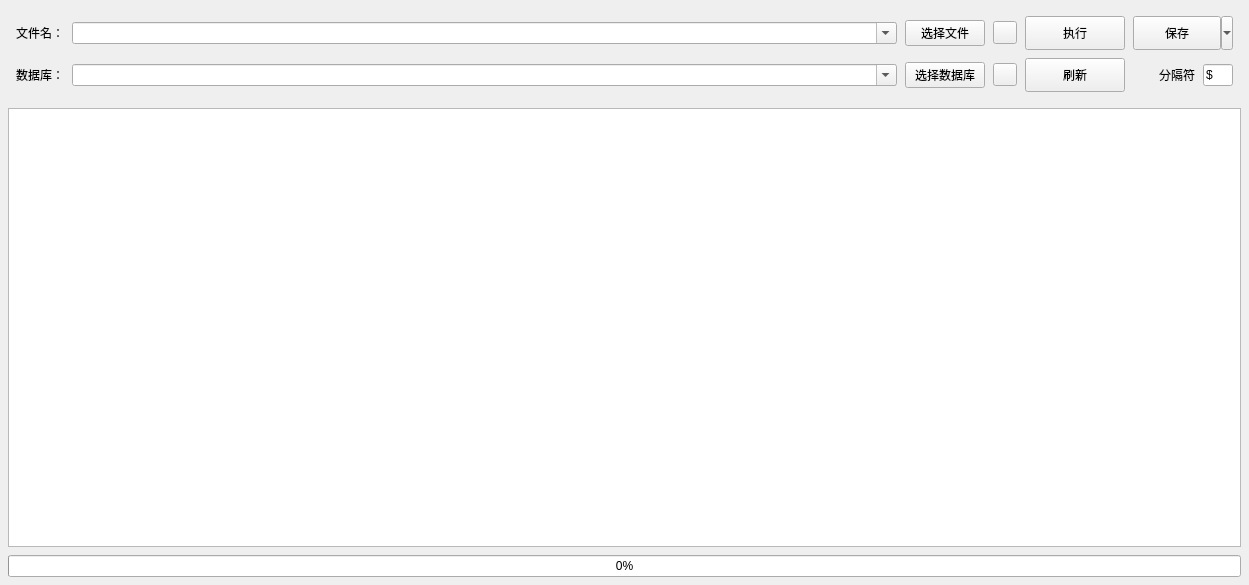
Above: wCreateDB.ui from MrLoo1/QT-SQLiteStudio before the change. Below: the same form after it.
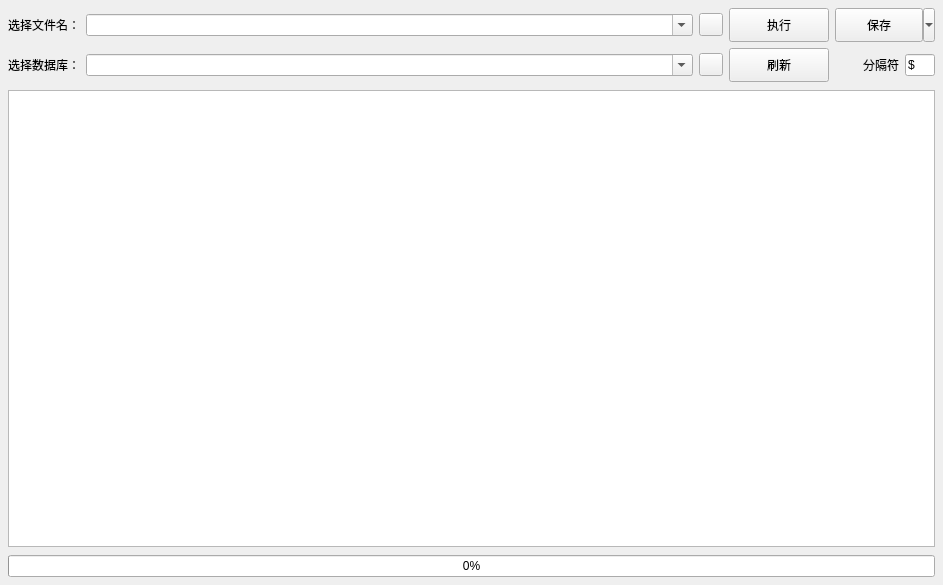
That is the form after the change.

The edit to the form file:
```diff
--- a/wCreateDB.ui
+++ b/wCreateDB.ui
@@ -6,7 +6,7 @@
    <rect>
     <x>0</x>
     <y>0</y>
-    <width>1249</width>
+    <width>943</width>
     <height>585</height>
    </rect>
   </property>
@@ -39,35 +39,28 @@
      </property>
      <layout class="QGridLayout" name="gridLayout_3">
       <property name="leftMargin">
-       <number>8</number>
+       <number>0</number>
       </property>
       <property name="topMargin">
-       <number>8</number>
+       <number>0</number>
       </property>
       <property name="rightMargin">
-       <number>8</number>
+       <number>0</number>
       </property>
       <property name="bottomMargin">
-       <number>8</number>
+       <number>0</number>
       </property>
       <property name="spacing">
-       <number>8</number>
+       <number>6</number>
       </property>
-      <item row="0" column="2">
-       <widget class="QPushButton" name="btnSelectSqlFile">
+      <item row="0" column="0">
+       <widget class="QLabel" name="lbSqlFile">
         <property name="text">
-         <string>选择文件</string>
+         <string>选择文件名：</string>
         </property>
        </widget>
       </item>
-      <item row="1" column="2">
-       <widget class="QPushButton" name="btnSelectCreateDB">
-        <property name="text">
-         <string>选择数据库</string>
-        </property>
-       </widget>
-      </item>
-      <item row="1" column="5">
+      <item row="1" column="4">
        <widget class="QLabel" name="lbSplitChar">
         <property name="text">
          <string>分隔符</string>
@@ -77,7 +70,17 @@
         </property>
        </widget>
       </item>
-      <item row="0" column="5" colspan="2">
+      <item row="0" column="2">
+       <widget class="QToolButton" name="btnSelectSqlFile">
+        <property name="toolTip">
+         <string>清空最新打开的SQL文件列表</string>
+        </property>
+        <property name="text">
+         <string/>
+        </property>
+       </widget>
+      </item>
+      <item row="0" column="4" colspan="2">
        <widget class="QToolButton" name="btnSave">
         <property name="enabled">
          <bool>true</bool>
@@ -102,8 +105,8 @@
         </property>
        </widget>
       </item>
-      <item row="1" column="3">
-       <widget class="QToolButton" name="btnClearCreateDB">
+      <item row="1" column="2">
+       <widget class="QToolButton" name="btnSelectCreateDB">
         <property name="toolTip">
          <string>清空最新打开的数据库文件列表</string>
         </property>
@@ -112,55 +115,23 @@
         </property>
        </widget>
       </item>
-      <item row="0" column="3">
-       <widget class="QToolButton" name="btnClearSqlFile">
-        <property name="toolTip">
-         <string>清空最新打开的SQL文件列表</string>
+      <item row="1" column="1">
+       <widget class="QComboBox" name="cbCreateDB">
+        <property name="sizePolicy">
+         <sizepolicy hsizetype="Expanding" vsizetype="Fixed">
+          <horstretch>0</horstretch>
+          <verstretch>0</verstretch>
+         </sizepolicy>
         </property>
-        <property name="text">
-         <string/>
+        <property name="editable">
+         <bool>true</bool>
         </property>
-       </widget>
-      </item>
-      <item row="0" column="4">
-       <widget class="QPushButton" name="btnExec">
-        <property name="minimumSize">
-         <size>
-          <width>100</width>
-          <height>34</height>
-         </size>
+        <property name="maxVisibleItems">
+         <number>30</number>
         </property>
-        <property name="maximumSize">
-         <size>
-          <width>100</width>
-          <height>34</height>
-         </size>
-        </property>
-        <property name="text">
-         <string>执行</string>
-        </property>
        </widget>
       </item>
-      <item row="1" column="4">
-       <widget class="QPushButton" name="btnRefresh">
-        <property name="minimumSize">
-         <size>
-          <width>100</width>
-          <height>34</height>
-         </size>
-        </property>
-        <property name="maximumSize">
-         <size>
-          <width>100</width>
-          <height>34</height>
-         </size>
-        </property>
-        <property name="text">
-         <string>刷新</string>
-        </property>
-       </widget>
-      </item>
-      <item row="1" column="6">
+      <item row="1" column="5">
        <widget class="QLineEdit" name="edSplitChar">
         <property name="minimumSize">
          <size>
@@ -194,49 +165,64 @@
         </property>
        </widget>
       </item>
-      <item row="1" column="1">
-       <widget class="QComboBox" name="cbCreateDB">
-        <property name="sizePolicy">
-         <sizepolicy hsizetype="Expanding" vsizetype="Fixed">
-          <horstretch>0</horstretch>
-          <verstretch>0</verstretch>
-         </sizepolicy>
+      <item row="0" column="3">
+       <widget class="QPushButton" name="btnExec">
+        <property name="minimumSize">
+         <size>
+          <width>100</width>
+          <height>34</height>
+         </size>
         </property>
-        <property name="editable">
-         <bool>true</bool>
+        <property name="maximumSize">
+         <size>
+          <width>100</width>
+          <height>34</height>
+         </size>
         </property>
-        <property name="maxVisibleItems">
-         <number>30</number>
+        <property name="text">
+         <string>执行</string>
         </property>
        </widget>
       </item>
-      <item row="0" column="1">
-       <widget class="QComboBox" name="cbSqlFile">
-        <property name="sizePolicy">
-         <sizepolicy hsizetype="Expanding" vsizetype="Fixed">
-          <horstretch>0</horstretch>
-          <verstretch>0</verstretch>
-         </sizepolicy>
+      <item row="1" column="3">
+       <widget class="QPushButton" name="btnRefresh">
+        <property name="minimumSize">
+         <size>
+          <width>100</width>
+          <height>34</height>
+         </size>
         </property>
-        <property name="editable">
-         <bool>true</bool>
+        <property name="maximumSize">
+         <size>
+          <width>100</width>
+          <height>34</height>
+         </size>
         </property>
-        <property name="maxVisibleItems">
-         <number>30</number>
+        <property name="text">
+         <string>刷新</string>
         </property>
        </widget>
       </item>
       <item row="1" column="0">
        <widget class="QLabel" name="lbCreateDb">
         <property name="text">
-         <string>数据库：</string>
+         <string>选择数据库：</string>
         </property>
        </widget>
       </item>
-      <item row="0" column="0">
-       <widget class="QLabel" name="lbSqlFile">
-        <property name="text">
-         <string>文件名：</string>
+      <item row="0" column="1">
+       <widget class="QComboBox" name="cbSqlFile">
+        <property name="sizePolicy">
+         <sizepolicy hsizetype="Expanding" vsizetype="Fixed">
+          <horstretch>0</horstretch>
+          <verstretch>0</verstretch>
+         </sizepolicy>
+        </property>
+        <property name="editable">
+         <bool>true</bool>
+        </property>
+        <property name="maxVisibleItems">
+         <number>30</number>
         </property>
        </widget>
       </item>
```
